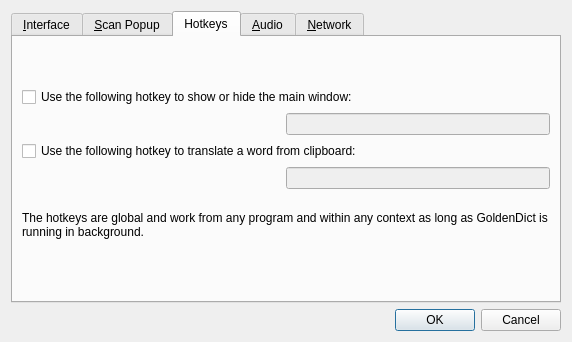
Above: src/preferences.ui from goldendict/goldendict before the change. Below: the same form after it.
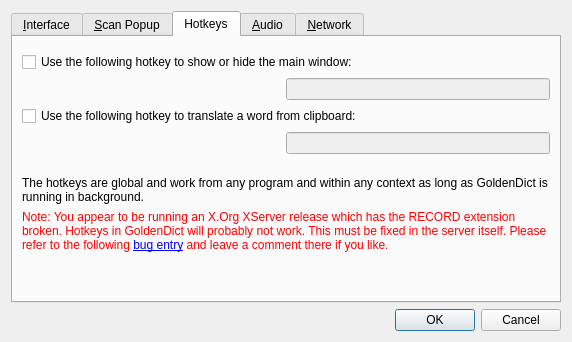
That is the form after the change. The open tabs and pages were chosen to show the change. Icons and pictures are not drawn. Custom widgets are drawn as their Qt base class.

Commit message: + Warn if a user's running certain X.Org releases which have the RECORD   extension broken.

```diff
--- a/src/preferences.ui
+++ b/src/preferences.ui
@@ -645,6 +645,26 @@
          </property>
         </widget>
        </item>
+       <item>
+        <widget class="QLabel" name="brokenXRECORD">
+         <property name="text">
+          <string>&lt;!DOCTYPE HTML PUBLIC &quot;-//W3C//DTD HTML 4.0//EN&quot; &quot;http://www.w3.org/TR/REC-html40/strict.dtd&quot;&gt;
+&lt;html&gt;&lt;head&gt;&lt;meta name=&quot;qrichtext&quot; content=&quot;1&quot; /&gt;&lt;style type=&quot;text/css&quot;&gt;
+p, li { white-space: pre-wrap; }
+&lt;/style&gt;&lt;/head&gt;&lt;body style=&quot; font-family:'DejaVu Sans'; font-size:9pt; font-weight:400; font-style:normal;&quot;&gt;
+&lt;p style=&quot; margin-top:0px; margin-bottom:0px; margin-left:0px; margin-right:0px; -qt-block-indent:0; text-indent:0px;&quot;&gt;&lt;span style=&quot; color:#ff0000;&quot;&gt;Note: You appear to be running an X.Org XServer release which has the RECORD extension broken. Hotkeys in GoldenDict will probably not work. This must be fixed in the server itself. Please refer to the following &lt;/span&gt;&lt;a href=&quot;https://bugs.freedesktop.org/show_bug.cgi?id=20500&quot;&gt;&lt;span style=&quot; text-decoration: underline; color:#0000ff;&quot;&gt;bug entry&lt;/span&gt;&lt;/a&gt;&lt;span style=&quot; color:#ff0000;&quot;&gt; and leave a comment there if you like.&lt;/span&gt;&lt;/p&gt;&lt;/body&gt;&lt;/html&gt;</string>
+         </property>
+         <property name="textFormat">
+          <enum>Qt::RichText</enum>
+         </property>
+         <property name="wordWrap">
+          <bool>true</bool>
+         </property>
+         <property name="openExternalLinks">
+          <bool>true</bool>
+         </property>
+        </widget>
+       </item>
        <item>
         <spacer name="verticalSpacer_12">
          <property name="orientation">
```
The commit also changes 4 other files.
